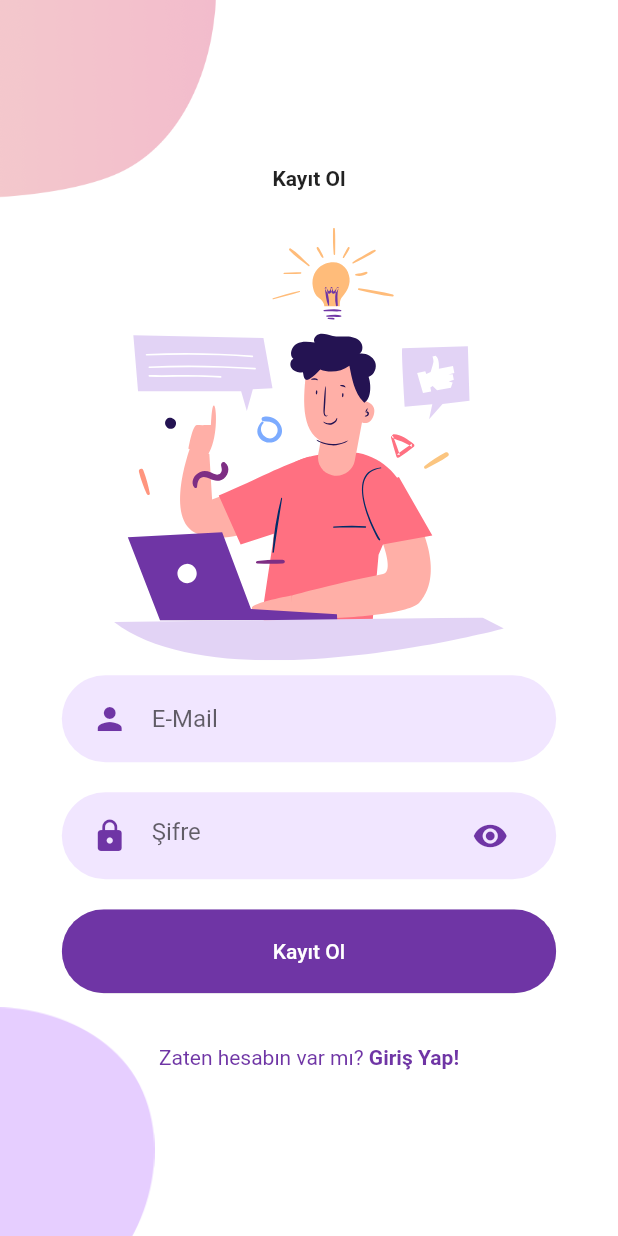
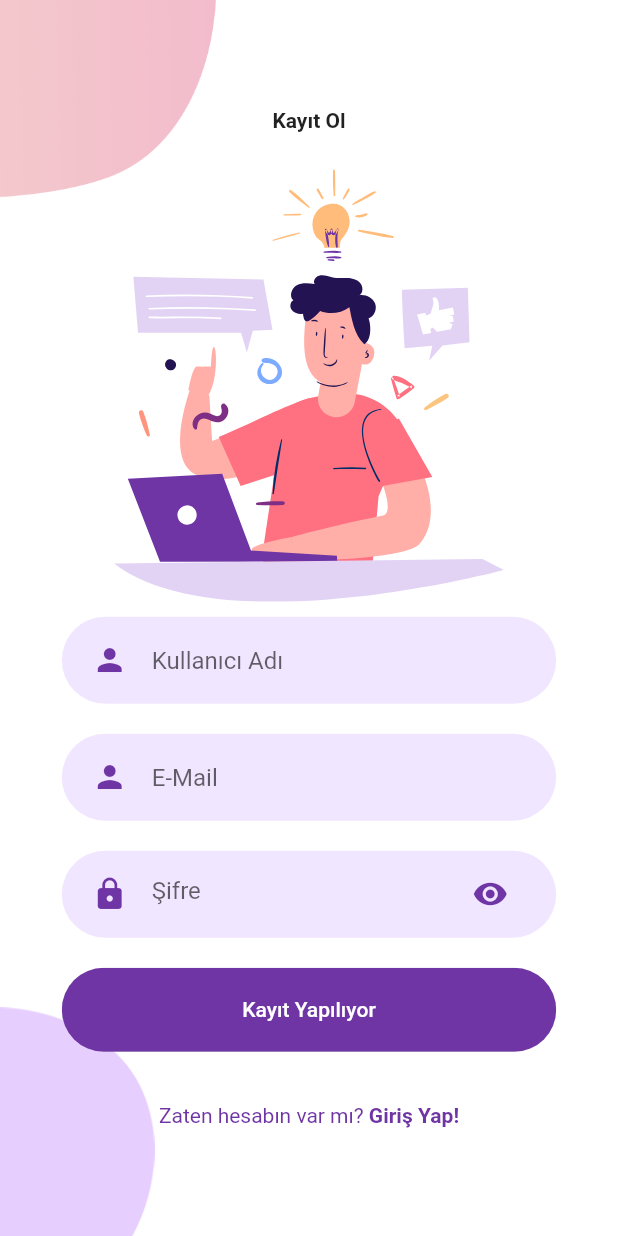
Before and after one commit to berkaysahin/secured-chat-app-flutter, a Flutter app: the RegisterScreen screen opened directly, after a tap on "Kayıt Ol", on a phone screen of 412 x 824 dp. Run offline on Flutter 3.47's test engine with Material 2 defaults, Android fonts, the phone set to English and light mode, and no system bars; our stand-ins replace flutter_svg, get, get_storage; missing offline and left inert: signalr_client; accounts and stored records are empty; network calls fail.

Commit message:
register with api, refactor password field component

```diff
--- a/lib/components/rounded_password_field.dart
+++ b/lib/components/rounded_password_field.dart
@@ -1,26 +1,33 @@
+// ignore_for_file: must_be_immutable
+
 import 'package:flutter/material.dart';
-import 'package:get/get.dart';
 import 'package:secured_chat_app/components/text_field_container.dart';
 import 'package:secured_chat_app/constants.dart';
-import 'package:secured_chat_app/screens/login/loginController.dart';
 
-class RoundedPasswordField extends StatelessWidget {
+class RoundedPasswordField extends StatefulWidget {
   final ValueChanged<String> onChanged;
   final TextEditingController textEditingController;
-  RoundedPasswordField({
+
+  const RoundedPasswordField({
     Key key,
-    this.onChanged,
-    this.textEditingController,
+    @required this.onChanged,
+    @required this.textEditingController,
   }) : super(key: key);
-  LoginController loginController = Get.find();
+
+  @override
+  _RoundedPasswordField createState() => _RoundedPasswordField();
+}
+
+class _RoundedPasswordField extends State<RoundedPasswordField> {
+  bool isPasswordShow = true;
+
   @override
   Widget build(BuildContext context) {
     return TextFieldContainer(
-      child: Obx(
-        () => TextField(
-          controller: textEditingController,
-          obscureText: loginController.isPasswordShow.value,
-          onChanged: onChanged,
+      child: TextField(
+        controller: widget.textEditingController,
+        obscureText: isPasswordShow,
+        onChanged: widget.onChanged,
         decoration: InputDecoration(
           hintText: "Şifre",
           icon: const Icon(
@@ -29,10 +36,11 @@ class RoundedPasswordField extends StatelessWidget {
           ),
           suffixIcon: IconButton(
             onPressed: () {
-                loginController.isPasswordShow.value =
-                    !loginController.isPasswordShow.value;
+              setState(() {
+                isPasswordShow = !isPasswordShow;
+              });
             },
-              icon: loginController.isPasswordShow.value
+            icon: isPasswordShow
                 ? const Icon(
                     Icons.visibility,
                     color: primaryColor,
@@ -45,7 +53,6 @@ class RoundedPasswordField extends StatelessWidget {
           border: InputBorder.none,
         ),
       ),
-      ),
     );
   }
 }
--- a/lib/screens/login/components/body.dart
+++ b/lib/screens/login/components/body.dart
@@ -8,9 +8,6 @@ import 'package:secured_chat_app/screens/login/components/background.dart';
 import 'package:secured_chat_app/screens/login/loginController.dart';
 import 'package:secured_chat_app/screens/register/register_screen.dart';
 import 'package:get/get.dart';
-
-import '../loginController.dart';
-import '../loginController.dart';
 
 class Body extends StatelessWidget {
   Body({
@@ -68,7 +65,7 @@ class Body extends StatelessWidget {
                   context,
                   MaterialPageRoute(
                     builder: (context) {
-                      return const RegisterScreen();
+                      return RegisterScreen();
                     },
                   ),
                 );
--- a/lib/screens/register/components/body.dart
+++ b/lib/screens/register/components/body.dart
@@ -1,16 +1,22 @@
+// ignore_for_file: must_be_immutable
+
 import 'package:flutter/material.dart';
 import 'package:flutter_svg/svg.dart';
+import 'package:get/get.dart';
 import 'package:secured_chat_app/components/already_have_an_account_check.dart';
 import 'package:secured_chat_app/components/rounded_button.dart';
 import 'package:secured_chat_app/components/rounded_input_field.dart';
 import 'package:secured_chat_app/components/rounded_password_field.dart';
 import 'package:secured_chat_app/screens/login/login_screen.dart';
 import 'package:secured_chat_app/screens/register/components/background.dart';
+import 'package:secured_chat_app/screens/register/register_controller.dart';
 
 class Body extends StatelessWidget {
-  const Body({
+  Body({
     Key key,
   }) : super(key: key);
+
+  RegisterController registerController = Get.find();
 
   @override
   Widget build(BuildContext context) {
@@ -30,15 +36,28 @@ class Body extends StatelessWidget {
               height: size.height * 0.35,
             ),
             RoundedInputField(
+              textEditingController: registerController.nicknameController,
+              hintText: "Kullanıcı Adı",
+              onChanged: (value) {},
+            ),
+            RoundedInputField(
+              textEditingController: registerController.emailController,
               hintText: "E-Mail",
               onChanged: (value) {},
             ),
             RoundedPasswordField(
+              textEditingController: registerController.passwordController,
               onChanged: (value) {},
             ),
-            RoundedButton(
-              text: "Kayıt Ol",
-              press: () {},
+            Obx(
+              () => RoundedButton(
+                text: registerController.registerLoading.value
+                    ? "Kayıt Yapılıyor"
+                    : "Kayıt Ol",
+                press: () {
+                  registerController.register();
+                },
+              ),
             ),
             SizedBox(height: size.height * 0.03),
             AlreadyHaveAnAccountCheck(
--- /dev/null
+++ b/lib/screens/register/register_controller.dart
@@ -0,0 +1,30 @@
+// ignore_for_file: file_names
+
+import 'dart:io';
+
+import 'package:flutter/cupertino.dart';
+import 'package:get/get.dart';
+import 'package:secured_chat_app/screens/login/login_screen.dart';
+import 'package:secured_chat_app/services/fetch.dart';
+
+class RegisterController extends GetxController {
+  TextEditingController nicknameController = TextEditingController();
+  TextEditingController emailController = TextEditingController();
+  TextEditingController passwordController = TextEditingController();
+  var registerLoading = false.obs;
+  var isPasswordShow = true.obs;
+  Fetch f = Fetch();
+  register() async {
+    registerLoading.value = true;
+    var result = await f.register(
+        nicknameController.text, emailController.text, passwordController.text);
+    if (result["success"]) {
+      Get.snackbar("Başarılı", "Giriş yapınız.");
+      sleep(const Duration(seconds: 2));
+      Get.to(LoginScreen());
+    } else {
+      Get.snackbar("Hata", result["error"]);
+    }
+    registerLoading.value = false;
+  }
+}
--- a/lib/screens/register/register_screen.dart
+++ b/lib/screens/register/register_screen.dart
@@ -1,12 +1,20 @@
+// ignore_for_file: must_be_immutable
+
 import 'package:flutter/material.dart';
+import 'package:get/get.dart';
 import 'package:secured_chat_app/screens/register/components/body.dart';
+import 'package:secured_chat_app/screens/register/register_controller.dart';
 
 class RegisterScreen extends StatelessWidget {
-  const RegisterScreen({Key key}) : super(key: key);
+  RegisterScreen({
+    Key key,
+  }) : super(key: key);
+
+  RegisterController registerController = Get.put(RegisterController());
 
   @override
   Widget build(BuildContext context) {
-    return const Scaffold(
+    return Scaffold(
       body: Body(),
     );
   }
--- a/lib/screens/welcome/components/body.dart
+++ b/lib/screens/welcome/components/body.dart
@@ -51,7 +51,7 @@ class Body extends StatelessWidget {
                 Navigator.push(
                   context,
                   MaterialPageRoute(builder: (context) {
-                    return const RegisterScreen();
+                    return RegisterScreen();
                   }),
                 );
               },
--- a/lib/services/fetch.dart
+++ b/lib/services/fetch.dart
@@ -13,7 +13,7 @@ class Fetch {
       "email": email,
       "password": password,
     };
-    var jsonBody = JsonEncoder().convert(body);
+    var jsonBody = const JsonEncoder().convert(body);
     var response = await RestConnector(
       domain + urlLogin,
       getJwtToken(),
@@ -22,4 +22,20 @@ class Fetch {
     ).getData();
     return response;
   }
+
+  register(String nickname, String email, String password) async {
+    Map body = {
+      "nickname": nickname,
+      "email": email,
+      "password": password,
+    };
+    var jsonBody = const JsonEncoder().convert(body);
+    var response = await RestConnector(
+      domain + urlRegister,
+      getJwtToken(),
+      requestType: "POST",
+      data: jsonBody,
+    ).getData();
+    return response;
+  }
 }
--- a/lib/services/urls.dart
+++ b/lib/services/urls.dart
@@ -1,2 +1,3 @@
 String domain = "http://10.0.2.2:5000";
 String urlLogin = "/api/v1/user/login";
+String urlRegister = "/api/v1/user/register";
```
Lines whose indentation alone changed are shown as unchanged.
